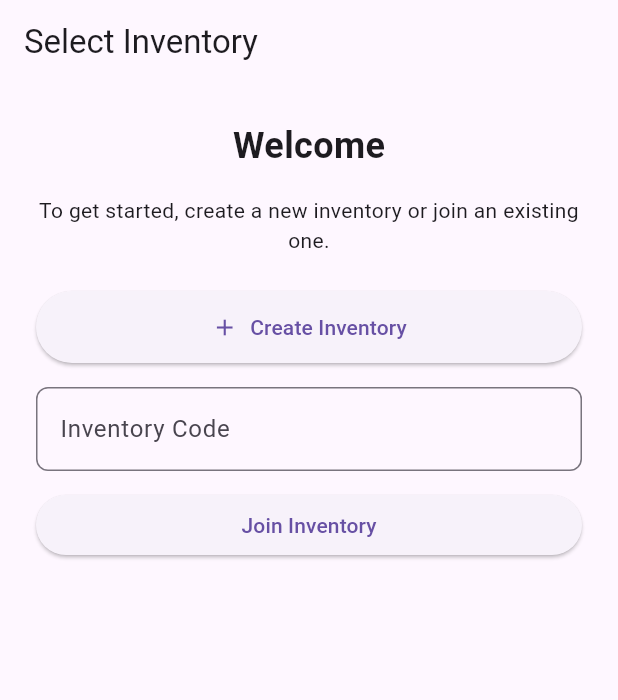
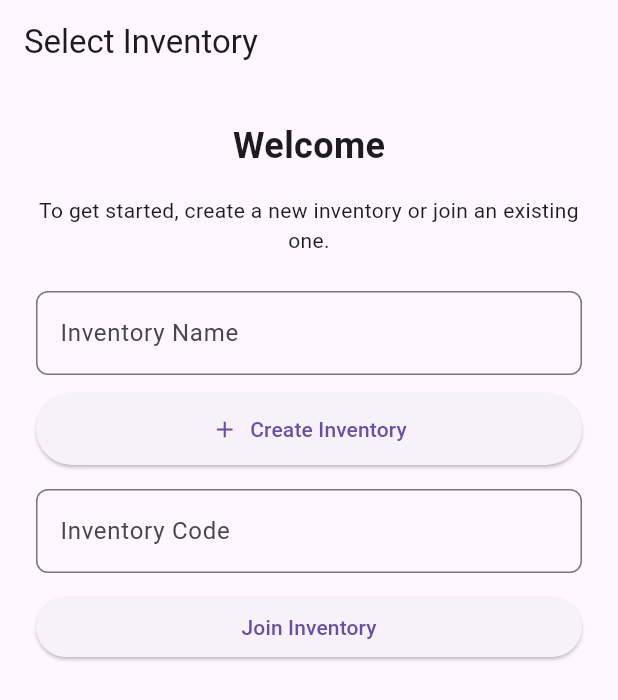
Before and after one commit to camilod529/home_inventory_mobile_frontend, a Flutter app: the InventorySelectionPage screen opened by its route, on a phone screen of 412 x 824 dp. Shown: the top 700 px of the screen. Run offline on Flutter 3.47's test engine with Material 3 defaults, Android fonts, the phone set to English and light mode, and no system bars; our stand-ins replace dartz, dio, equatable, flutter_bloc, get_it, go_router and 2 more; accounts and stored records are empty; network calls fail.

Commit message:
Added functionality to create inventories and auth interceptor to add token to the request

```diff
--- a/lib/features/inventory/data/repositories/inventory_repository_impl.dart
+++ b/lib/features/inventory/data/repositories/inventory_repository_impl.dart
@@ -1,4 +1,5 @@
 import 'package:dartz/dartz.dart';
+import 'package:dio/dio.dart';
 import 'package:home_inventory_app/core/errors/failures.dart';
 import '../../domain/entities/inventory.dart';
 import '../../domain/repositories/inventory_repository.dart';
@@ -14,6 +15,9 @@ class InventoryRepositoryImpl implements InventoryRepository {
     try {
       final inventory = await remoteDataSource.createInventory(name);
       return Right(inventory);
+    } on DioException catch (e) {
+      print(e);
+      return Left(ServerFailure());
     } catch (e) {
       return Left(ServerFailure());
     }
@@ -34,6 +38,8 @@ class InventoryRepositoryImpl implements InventoryRepository {
     try {
       final inventories = await remoteDataSource.getInventories();
       return Right(inventories);
+    } on DioException {
+      return Left(ServerFailure());
     } catch (e) {
       return Left(ServerFailure());
     }
--- a/lib/features/inventory/domain/entities/inventory.dart
+++ b/lib/features/inventory/domain/entities/inventory.dart
@@ -3,12 +3,14 @@ import 'package:equatable/equatable.dart';
 class Inventory extends Equatable {
   final String id;
   final String name;
+  final String code;
   final String ownerId;
   final List<String> members;
 
   const Inventory({
     required this.id,
     required this.name,
+    required this.code,
     required this.ownerId,
     required this.members,
   });
--- /dev/null
+++ b/lib/features/inventory/presentation/bloc/inventory_bloc.dart
@@ -0,0 +1,74 @@
+import 'package:flutter_bloc/flutter_bloc.dart';
+import '../../domain/usecases/get_user_inventories.dart';
+import '../../domain/usecases/create_inventory.dart';
+import '../../domain/usecases/join_inventory.dart';
+import '../../../../core/errors/failures.dart';
+import '../../../../core/usecase/usecase.dart';
+import 'inventory_event.dart';
+import 'inventory_state.dart';
+
+class InventoryBloc extends Bloc<InventoryEvent, InventoryState> {
+  final GetUserInventories getUserInventories;
+  final CreateInventory createInventory;
+  final JoinInventory joinInventory;
+
+  InventoryBloc({
+    required this.getUserInventories,
+    required this.createInventory,
+    required this.joinInventory,
+  }) : super(InventoryInitial()) {
+    on<LoadUserInventories>(_onGetUserInventories);
+    on<AddInventory>(_onCreateInventory);
+    on<EnterInventory>(_onJoinInventory);
+  }
+
+  /// Obtiene la lista de inventarios del usuario.
+  Future<void> _onGetUserInventories(
+    LoadUserInventories event,
+    Emitter<InventoryState> emit,
+  ) async {
+    emit(InventoryLoading());
+    final result = await getUserInventories(NoParams());
+
+    result.fold(
+      (failure) => emit(InventoryError(_mapFailureToMessage(failure))),
+      (inventories) => emit(InventoryLoaded(inventories)),
+    );
+  }
+
+  /// Crea un inventario con el nombre proporcionado.
+  Future<void> _onCreateInventory(
+    AddInventory event,
+    Emitter<InventoryState> emit,
+  ) async {
+    emit(InventoryLoading());
+    final result = await createInventory(CreateInventoryParams(event.name));
+
+    result.fold(
+      (failure) => emit(InventoryError(_mapFailureToMessage(failure))),
+      (inventory) => emit(InventorySuccess(inventory)),
+    );
+  }
+
+  /// Se une a un inventario con el código proporcionado.
+  Future<void> _onJoinInventory(
+    EnterInventory event,
+    Emitter<InventoryState> emit,
+  ) async {
+    emit(InventoryLoading());
+    final result = await joinInventory(JoinInventoryParams(event.code));
+
+    result.fold(
+      (failure) => emit(InventoryError(_mapFailureToMessage(failure))),
+      (inventory) => emit(InventorySuccess(inventory)),
+    );
+  }
+
+  /// Mapea los errores a mensajes comprensibles.
+  String _mapFailureToMessage(Failure failure) {
+    if (failure is ServerFailure) {
+      return "Error de servidor. Inténtalo de nuevo.";
+    }
+    return "Ocurrió un error inesperado.";
+  }
+}
--- /dev/null
+++ b/lib/features/inventory/presentation/bloc/inventory_event.dart
@@ -0,0 +1,29 @@
+import 'package:equatable/equatable.dart';
+
+abstract class InventoryEvent extends Equatable {
+  @override
+  List<Object?> get props => [];
+}
+
+/// Evento para obtener los inventarios del usuario.
+class LoadUserInventories extends InventoryEvent {}
+
+/// Evento para crear un inventario.
+class AddInventory extends InventoryEvent {
+  final String name;
+
+  AddInventory(this.name);
+
+  @override
+  List<Object?> get props => [name];
+}
+
+/// Evento para unirse a un inventario con código.
+class EnterInventory extends InventoryEvent {
+  final String code;
+
+  EnterInventory(this.code);
+
+  @override
+  List<Object?> get props => [code];
+}
--- /dev/null
+++ b/lib/features/inventory/presentation/bloc/inventory_state.dart
@@ -0,0 +1,43 @@
+import 'package:equatable/equatable.dart';
+import '../../domain/entities/inventory.dart';
+
+abstract class InventoryState extends Equatable {
+  @override
+  List<Object?> get props => [];
+}
+
+/// Estado inicial (cuando no se ha hecho ninguna acción).
+class InventoryInitial extends InventoryState {}
+
+/// Estado de carga (cuando se está obteniendo, creando o uniendo inventarios).
+class InventoryLoading extends InventoryState {}
+
+/// Estado cuando se obtienen los inventarios correctamente.
+class InventoryLoaded extends InventoryState {
+  final List<Inventory> inventories;
+
+  InventoryLoaded(this.inventories);
+
+  @override
+  List<Object?> get props => [inventories];
+}
+
+/// Estado cuando se crea o se une a un inventario exitosamente.
+class InventorySuccess extends InventoryState {
+  final Inventory inventory;
+
+  InventorySuccess(this.inventory);
+
+  @override
+  List<Object?> get props => [inventory];
+}
+
+/// Estado cuando ocurre un error.
+class InventoryError extends InventoryState {
+  final String message;
+
+  InventoryError(this.message);
+
+  @override
+  List<Object?> get props => [message];
+}
--- a/lib/features/inventory/presentation/pages/inventory_selection_page.dart
+++ b/lib/features/inventory/presentation/pages/inventory_selection_page.dart
@@ -1,16 +1,50 @@
 import 'package:flutter/material.dart';
+import 'package:flutter_bloc/flutter_bloc.dart';
 import 'package:go_router/go_router.dart';
+import 'package:home_inventory_app/features/inventory/presentation/bloc/inventory_bloc.dart';
+import 'package:home_inventory_app/features/inventory/presentation/bloc/inventory_event.dart';
+import 'package:home_inventory_app/features/inventory/presentation/bloc/inventory_state.dart';
 
-class InventorySelectionPage extends StatelessWidget {
-  InventorySelectionPage({super.key});
+class InventorySelectionPage extends StatefulWidget {
+  const InventorySelectionPage({super.key});
 
+  @override
+  State<InventorySelectionPage> createState() => _InventorySelectionPageState();
+}
+
+class _InventorySelectionPageState extends State<InventorySelectionPage> {
+  final TextEditingController nameController = TextEditingController();
   final TextEditingController codeController = TextEditingController();
+
+  void _createInventory(BuildContext context) {
+    final name = nameController.text.trim();
+    if (name.isNotEmpty) {
+      context.read<InventoryBloc>().add(AddInventory(name));
+    }
+  }
+
+  void _joinInventory(BuildContext context) {
+    final code = codeController.text.trim();
+    if (code.isNotEmpty) {
+      context.read<InventoryBloc>().add(EnterInventory(code));
+    }
+  }
 
   @override
   Widget build(BuildContext context) {
     return Scaffold(
       appBar: AppBar(title: const Text("Select Inventory")),
-      body: Padding(
+      body: BlocListener<InventoryBloc, InventoryState>(
+        listener: (context, state) {
+          if (state is InventorySuccess) {
+            context.go('/inventory-list');
+          } else if (state is InventoryError) {
+            ScaffoldMessenger.of(
+              context,
+            ).showSnackBar(SnackBar(content: Text(state.message)));
+          }
+        },
+        child: Padding(
           padding: const EdgeInsets.all(24.0),
           child: Column(
             mainAxisSize: MainAxisSize.min,
@@ -26,13 +60,23 @@ class InventorySelectionPage extends StatelessWidget {
               ),
               const SizedBox(height: 24),
 
+              // Input field to create inventory
+              TextField(
+                controller: nameController,
+                decoration: InputDecoration(
+                  labelText: "Inventory Name",
+                  border: OutlineInputBorder(
+                    borderRadius: BorderRadius.circular(8.0),
+                  ),
+                ),
+              ),
+              const SizedBox(height: 12),
+
               // Button to create inventory
               SizedBox(
                 width: double.infinity,
                 child: ElevatedButton.icon(
-                onPressed: () {
-                  context.go('/create-inventory');
-                },
+                  onPressed: () => _createInventory(context),
                   icon: const Icon(Icons.add),
                   label: const Text("Create Inventory"),
                   style: ElevatedButton.styleFrom(
@@ -58,18 +102,14 @@ class InventorySelectionPage extends StatelessWidget {
               SizedBox(
                 width: double.infinity,
                 child: ElevatedButton(
-                onPressed: () {
-                  final code = codeController.text.trim();
-                  if (code.isNotEmpty) {
-                    context.go('/join-inventory/$code');
-                  }
-                },
+                  onPressed: () => _joinInventory(context),
                   child: const Text("Join Inventory"),
                 ),
               ),
             ],
           ),
         ),
+      ),
     );
   }
 }
--- a/lib/router.dart
+++ b/lib/router.dart
@@ -1,6 +1,7 @@
 import 'package:go_router/go_router.dart';
 import 'package:home_inventory_app/features/auth/presentation/pages/login_page.dart';
 import 'package:home_inventory_app/features/auth/presentation/pages/register_page.dart';
+import 'package:home_inventory_app/features/inventory/presentation/pages/inventory_list_page.dart';
 import 'package:home_inventory_app/features/inventory/presentation/pages/inventory_selection_page.dart';
 
 final router = GoRouter(
@@ -12,5 +13,9 @@ final router = GoRouter(
       path: '/create-inventory',
       builder: (context, state) => InventorySelectionPage(),
     ),
+    GoRoute(
+      path: '/inventory-list',
+      builder: (context, state) => InventoryListPage(),
+    ),
   ],
 );
```
Also changed, not shown: lib/features/auth/data/datasources/auth_interceptor.dart (added, +21 -0 lines), lib/features/auth/data/datasources/auth_remote_data_source.dart (+1 -6 lines), lib/features/auth/presentation/pages/login_page.dart (+26 -8 lines), lib/features/inventory/data/models/inventory_model.dart (+10 -2 lines), lib/features/inventory/presentation/pages/inventory_list_page.dart (added, +47 -0 lines), lib/injection.dart (+52 -9 lines), lib/main.dart (+3 -8 lines). Lines whose indentation alone changed are shown as unchanged.
